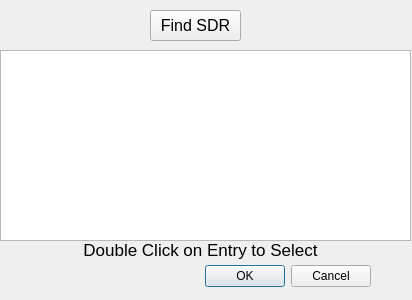
Qt form macforms/sdrdiscoverdlg.ui (rafael2k/CuteSDR) before a commit.
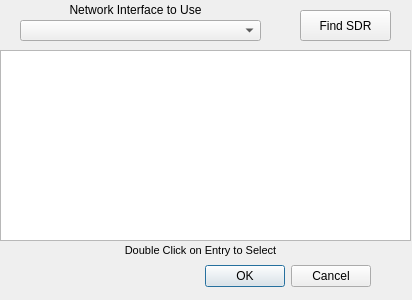
The same form after that commit.

```diff
--- a/macforms/sdrdiscoverdlg.ui
+++ b/macforms/sdrdiscoverdlg.ui
@@ -53,17 +53,12 @@
   <widget class="QPushButton" name="pushButtonFind">
    <property name="geometry">
     <rect>
-     <x>150</x>
+     <x>300</x>
      <y>10</y>
      <width>91</width>
      <height>31</height>
     </rect>
    </property>
-   <property name="font">
-    <font>
-     <pointsize>12</pointsize>
-    </font>
-   </property>
    <property name="toolTip">
     <string>Press to Find all SDR's on Network</string>
    </property>
@@ -82,7 +77,7 @@
    </property>
    <property name="font">
     <font>
-     <pointsize>13</pointsize>
+     <pointsize>8</pointsize>
      <weight>50</weight>
      <bold>false</bold>
      <underline>false</underline>
@@ -95,7 +90,34 @@
     <set>Qt::AlignCenter</set>
    </property>
   </widget>
+  <widget class="QComboBox" name="comboBoxHosts">
+   <property name="geometry">
+    <rect>
+     <x>20</x>
+     <y>20</y>
+     <width>241</width>
+     <height>21</height>
+    </rect>
+   </property>
+  </widget>
+  <widget class="QLabel" name="label_2">
+   <property name="geometry">
+    <rect>
+     <x>20</x>
+     <y>0</y>
+     <width>231</width>
+     <height>20</height>
+    </rect>
+   </property>
+   <property name="text">
+    <string>Network Interface to Use</string>
+   </property>
+   <property name="alignment">
+    <set>Qt::AlignCenter</set>
+   </property>
+  </widget>
  </widget>
+ <layoutdefault spacing="6" margin="11"/>
  <resources/>
  <connections>
   <connection>
```
Left out of the diff: 4 changed lines with no effect on the pictures.
